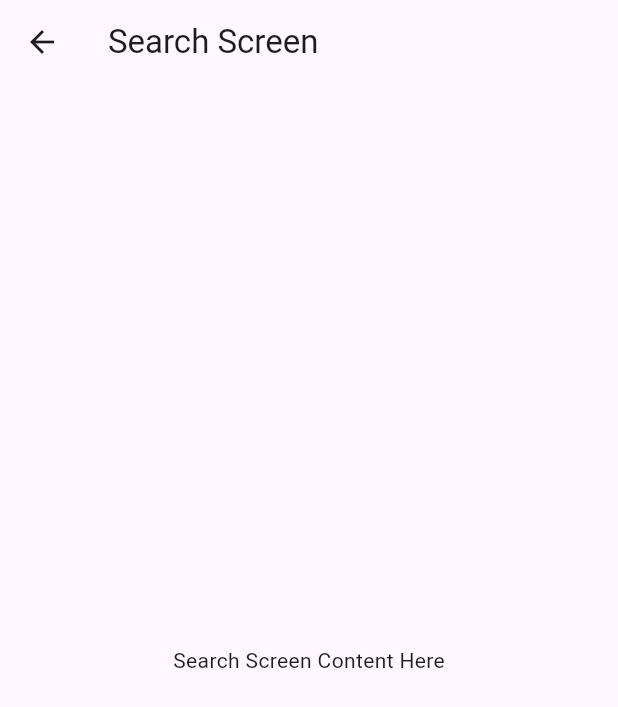
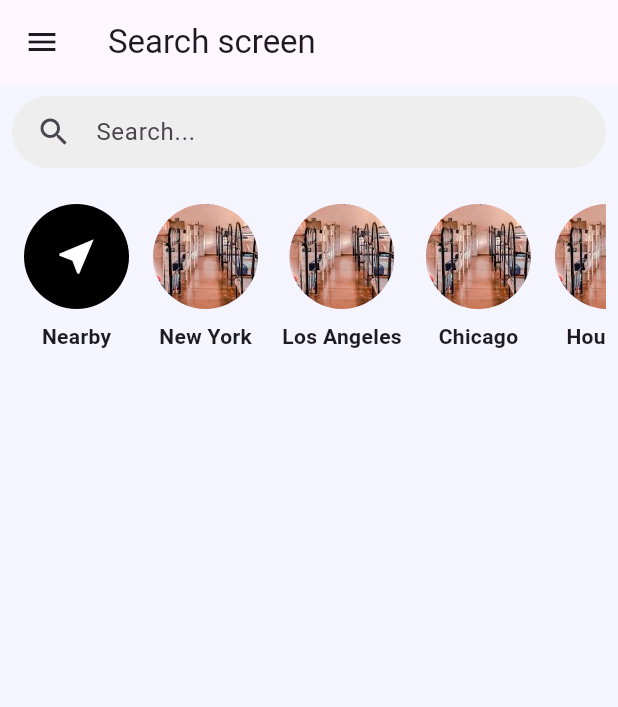
Before and after one commit to Amaldas467/hostel_app, a Flutter app: the SearchScreen screen opened by its route, on a phone screen of 412 x 824 dp. Shown: the top 707 px of the screen. Run offline on Flutter 3.47's test engine with Material 3 defaults, Android fonts, the phone set to English and light mode, and no system bars; our stand-ins replace carousel_slider, stacked, stacked_services, stacked_shared; statements that could not run were skipped.

Commit message:
updated searchscreeen ui

```diff
--- a/lib/screens/homescreen/widgets/hostelcard.dart
+++ b/lib/screens/homescreen/widgets/hostelcard.dart
@@ -83,7 +83,7 @@ class _HostelcardState extends State<Hostelcard> {
                         ),
                       ],
                     ),
-                    SizedBox(height: 2),
+                    SizedBox(height: 3),
                     Text(
                       widget.title,
                       style: TextStyle(
@@ -91,7 +91,7 @@ class _HostelcardState extends State<Hostelcard> {
                         fontWeight: FontWeight.bold,
                       ),
                     ),
-                    SizedBox(height: 3),
+                    SizedBox(height: 2),
                     Text(
                       widget.location,
                       style: TextStyle(
--- a/lib/screens/search_screen/search_view.dart
+++ b/lib/screens/search_screen/search_view.dart
@@ -1,14 +1,114 @@
 import 'package:flutter/material.dart';
+
+import '../../constants/colorconstants.dart';
+import '../homescreen/homescreen_view.dart';
+import '../homescreen/widgets/card2.dart';
+import '../homescreen/widgets/carousel.dart';
+import '../homescreen/widgets/drawer.dart';
+import '../homescreen/widgets/filter_widget.dart';
+import '../homescreen/widgets/hostelcard.dart';
+import '../homescreen/widgets/hosteldata.dart';
 
 class SearchScreen extends StatelessWidget {
   @override
   Widget build(BuildContext context) {
     return Scaffold(
+      backgroundColor: AppColors.creamColor,
       appBar: AppBar(
-        title: Text('Search Screen'),
+        leading: Builder(
+          builder: (context) => IconButton(
+            icon: Icon(Icons.menu),
+            onPressed: () {
+              Scaffold.of(context).openDrawer();
+            },
+          ),
+        ),
+        title: Text('Search screen'),
       ),
-      body: Center(
-        child: Text('Search Screen Content Here'),
+      drawer: Homescreen_drawer(),
+      body: CustomScrollView(
+        slivers: [
+          SliverToBoxAdapter(
+            child: Padding(
+              padding: const EdgeInsets.all(8.0),
+              child: Container(
+                padding: EdgeInsets.symmetric(horizontal: 16),
+                decoration: BoxDecoration(
+                  borderRadius: BorderRadius.circular(30),
+                  color: Colors.grey[200],
+                ),
+                child: TextField(
+                  decoration: InputDecoration(
+                    hintText: 'Search...',
+                    border: InputBorder.none,
+                    icon: Icon(Icons.search),
+                  ),
+                ),
+              ),
+            ),
+          ),
+          SliverToBoxAdapter(
+            child: Padding(
+              padding: const EdgeInsets.symmetric(vertical: 16, horizontal: 8),
+              child: SizedBox(
+                height: 120,
+                child: ListView.builder(
+                  scrollDirection: Axis.horizontal,
+                  itemCount: cities.length + 1,
+                  itemBuilder: (context, index) {
+                    if (index == 0) {
+                      return Padding(
+                        padding: const EdgeInsets.symmetric(horizontal: 8.0),
+                        child: Column(
+                          children: [
+                            CircleAvatar(
+                              radius: 35,
+                              backgroundColor: Colors.black,
+                              child: Icon(
+                                Icons.near_me,
+                                color: Colors.white,
+                                size: 30,
+                              ),
+                            ),
+                            SizedBox(height: 8),
+                            Text(
+                              'Nearby',
+                              style: TextStyle(
+                                fontSize: 14,
+                                fontWeight: FontWeight.bold,
+                              ),
+                            ),
+                          ],
+                        ),
+                      );
+                    } else {
+                      final city = cities[index - 1];
+                      return Padding(
+                        padding: const EdgeInsets.symmetric(horizontal: 8.0),
+                        child: Column(
+                          children: [
+                            CircleAvatar(
+                              radius: 35,
+                              backgroundImage: AssetImage(city['image']!),
+                            ),
+                            SizedBox(height: 8),
+                            Text(
+                              city['name']!,
+                              style: TextStyle(
+                                fontSize: 14,
+                                fontWeight: FontWeight.bold,
+                              ),
+                            ),
+                          ],
+                        ),
+                      );
+                    }
+                  },
+                ),
+              ),
+            ),
+          ),
+        ],
       ),
     );
   }
```
Also changed, not shown: lib/screens/homescreen/homescreen_view.dart (+63 -5 lines).
